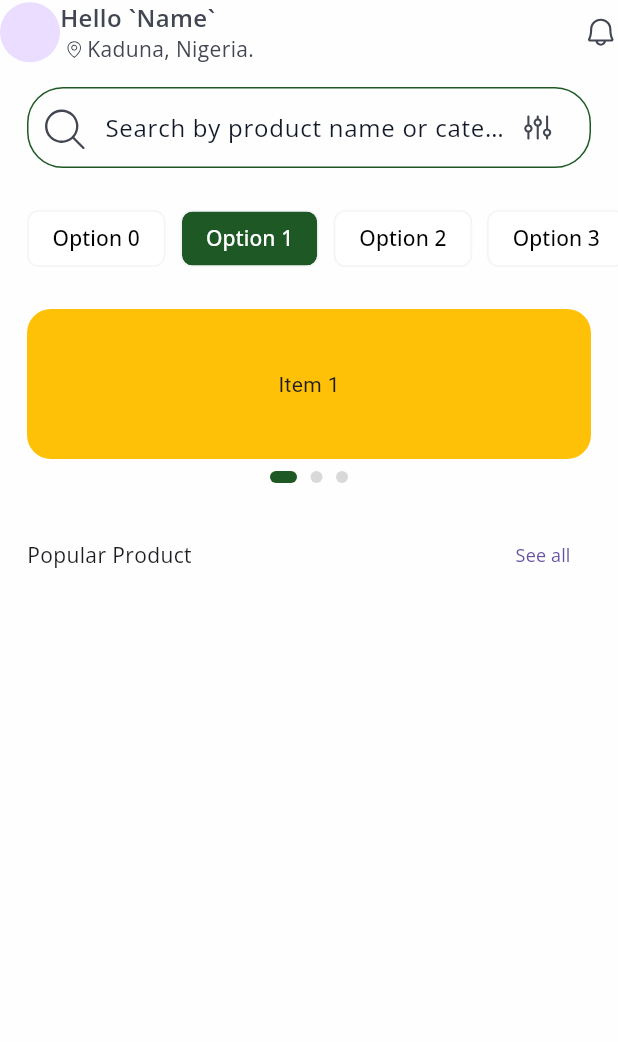
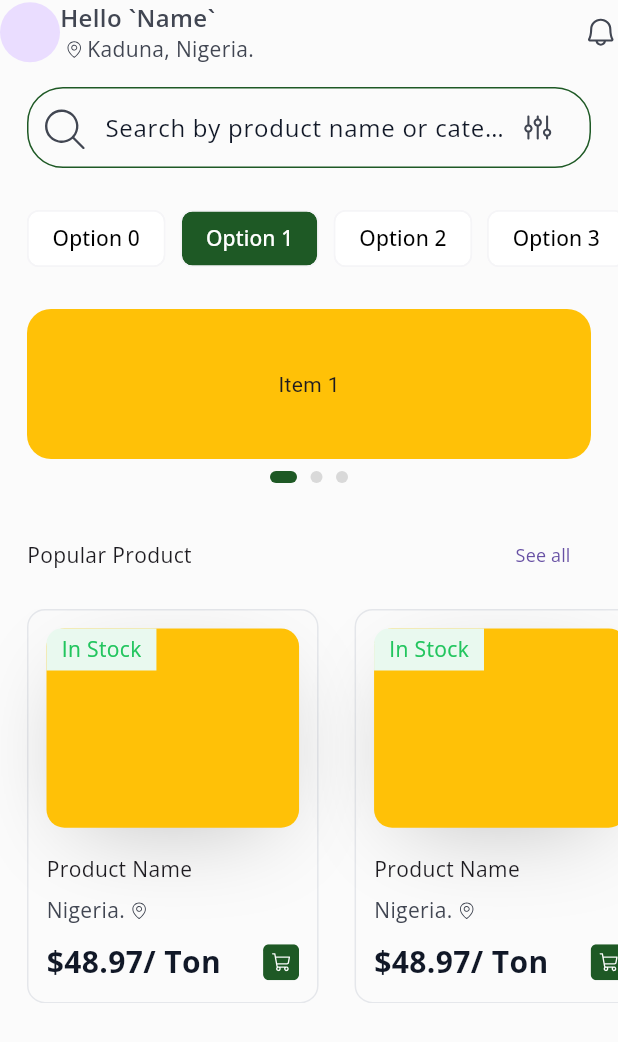
Before and after one commit to adewuyito/AgroBridge, a Flutter app: the screen it shows after launch, on a phone screen of 412 x 824 dp. Shown: the top 1042 px of the screen. Run offline on Flutter 3.47's test engine with Material 3 defaults, Android fonts, the phone set to English and light mode, and no system bars; drawn by our look-alikes of carousel_slider; our stand-ins replace auto_route, flutter_hooks, flutter_riverpod, flutter_screenutil, flutter_svg, google_fonts and 3 more; generated files the repository leaves out were written again.

Commit message:
feat: implement horizontal product card display, enhance product card UI with stock label and shadow, and adjust scaffold background color.

```diff
--- a/lib/core/constants/app_theme.dart
+++ b/lib/core/constants/app_theme.dart
@@ -13,7 +13,7 @@ final inputBorderBase = OutlineInputBorder(
 );
 
 final ThemeData appTheme = baseTheme.copyWith(
-  scaffoldBackgroundColor: Color.fromRGBO(254, 254, 254, 1),
+  scaffoldBackgroundColor: Color.fromRGBO(251, 251, 251, 1),
   bottomNavigationBarTheme: BottomNavigationBarThemeData(
     unselectedIconTheme: IconThemeData(color: Color.fromARGB(1, 0, 33, 22)),
     selectedIconTheme: IconThemeData(color: Color.fromARGB(1, 0, 33, 22)),
--- a/lib/features/home/presentation/home_tab.dart
+++ b/lib/features/home/presentation/home_tab.dart
@@ -3,6 +3,7 @@ import 'package:agrobridge_mobile/core/extensions/font_extentions.dart';
 import 'package:agrobridge_mobile/features/home/presentation/widget/home_appbar.dart';
 import 'package:agrobridge_mobile/features/home/presentation/widget/home_carousel.dart';
 import 'package:agrobridge_mobile/features/home/presentation/widget/home_filters.dart';
+import 'package:agrobridge_mobile/features/home/presentation/widget/home_product_card.dart';
 import 'package:agrobridge_mobile/features/home/presentation/widget/home_searchbar.dart';
 import 'package:agrobridge_mobile/gen/assets.gen.dart';
 import 'package:auto_route/annotations.dart';
@@ -38,33 +39,36 @@ class HomeTab extends HookConsumerWidget {
 
             const SizedBox(height: 24),
 
+            //  ~ Popular product section
             Padding(
               padding: AppPadding.scaffoldSafeArea,
-              child: Column(
-                children: [
-                  Row(
+              child: Row(
                 mainAxisAlignment: MainAxisAlignment.spaceBetween,
                 children: [
-                      Text(
-                        'Popular Product',
-                        style: AppFonts.openSans.regular14,
-                      ),
+                  Text('Popular Product', style: AppFonts.openSans.regular14),
                   TextButton(
                     onPressed: () {},
-                        child: Text(
-                          'See all',
-                          style: AppFonts.openSans.regular12,
-                        ),
+                    child: Text('See all', style: AppFonts.openSans.regular12),
                   ),
                 ],
               ),
+            ),
+            // ~
+            const SizedBox(height: 12),
             SingleChildScrollView(
+              scrollDirection: Axis.horizontal,
+              child: Padding(
+                padding: AppPadding.scaffoldSafeArea,
                 child: Row(
+                  mainAxisAlignment: MainAxisAlignment.start,
+                  spacing: 24,
                   children: [
+                    // TODO: Generate the list
+                    HomeProductCard(),
+                    HomeProductCard(),
+                    HomeProductCard(),
                   ],
                 ),
-                  ),
-                ],
               ),
             ),
           ],
--- a/lib/features/home/presentation/widget/home_product_card.dart
+++ b/lib/features/home/presentation/widget/home_product_card.dart
@@ -12,7 +12,6 @@ class HomeProductCard extends ConsumerWidget {
     return Container(
       padding: const EdgeInsets.all(12),
       width: 184.w,
-      // height: 261.h,
       decoration: BoxDecoration(
         borderRadius: BorderRadius.circular(12),
         border: Border.all(color: Color(0xFFE5E7EB)),
@@ -30,13 +29,22 @@ class HomeProductCard extends ConsumerWidget {
                 decoration: BoxDecoration(
                   color: Colors.amber,
                   borderRadius: BorderRadius.circular(12),
+                  boxShadow: [
+                    BoxShadow(
+                      color: const Color.fromRGBO(0, 0, 0, 0.251),
+                      offset: const Offset(0, 15),
+                      blurRadius: 53.0,
+                      spreadRadius: -19.0,
+                    ),
+                  ],
                 ),
               ),
 
               SizedBox(height: 18.h),
-
               // ~ Product name
               Text('Product Name', style: AppFonts.openSans.regular14),
+
+              SizedBox(height: 8.h),
               // ~ Product location
               Row(
                 mainAxisAlignment: MainAxisAlignment.start,
@@ -52,6 +60,7 @@ class HomeProductCard extends ConsumerWidget {
                 ],
               ),
 
+              SizedBox(height: 10.h),
               // ~ Product Price
               Row(
                 mainAxisAlignment: MainAxisAlignment.spaceBetween,
@@ -63,13 +72,28 @@ class HomeProductCard extends ConsumerWidget {
                       Color.fromRGBO(17, 24, 39, 1),
                     ),
                   ),
-                  IconButton(
-                    onPressed: () {}, // TODO: Add logic
-                    icon: Assets.icons.homeCart.svg(),
+                  GestureDetector(
+                    onTap: () {}, // TODO: Add logic
+                    child: Assets.icons.homeCart.svg(),
                   ),
                 ],
               ),
             ],
+          ),
+
+          // ~ InStock label
+          Container(
+            padding: const EdgeInsets.symmetric(horizontal: 10, vertical: 4),
+            decoration: BoxDecoration(
+              color: Color.fromRGBO(233, 249, 239, 1),
+              borderRadius: BorderRadius.only(topLeft: Radius.circular(10)),
+            ),
+            child: Text(
+              'In Stock',
+              style: AppFonts.openSans.withColor(
+                Color.fromRGBO(34, 197, 94, 1),
+              ),
+            ),
           ),
         ],
       ),
```
Lines whose indentation alone changed are shown as unchanged.
